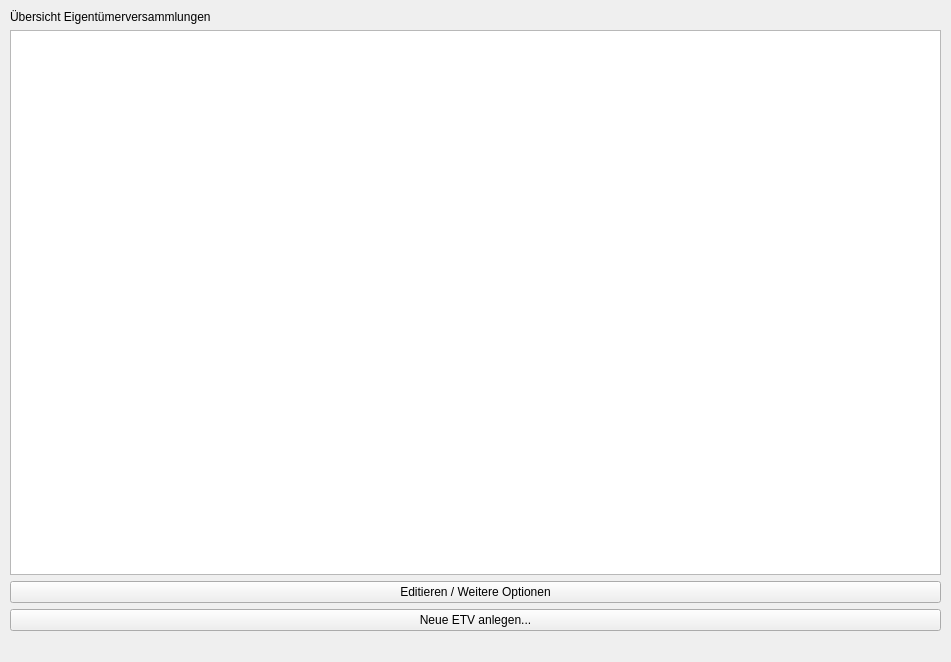
Above: propertymainview.ui from ealkenbrecher/ETVManager before the change. Below: the same form after it.
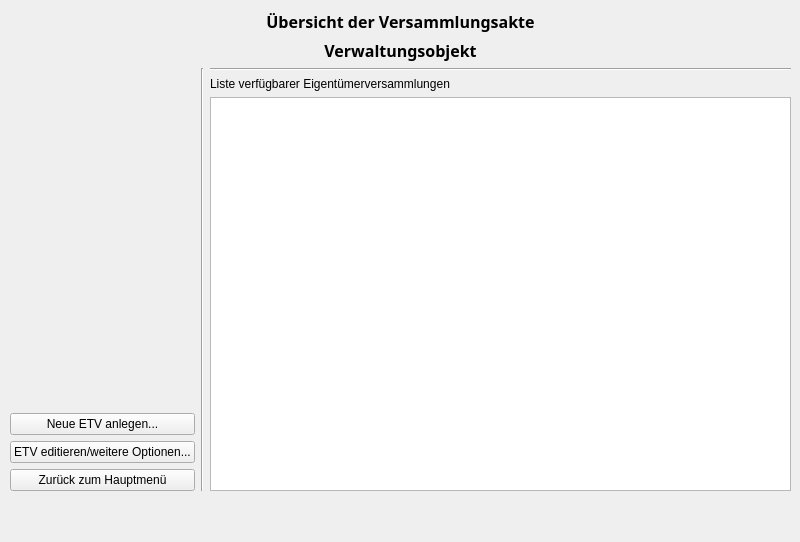
That is the form after the change.

Commit message: refactoring/cleanup and design changes: - agendadialog instead of agendatab - new: agendaoptionsdialog - new: class agendawizard - new: mainwindow - new: propertyMainView - new: protocolgeneratormaindlg - new: child class qsqlquerymodelprotocolgeneratorview

The edit to the form file:
```diff
--- a/propertymainview.ui
+++ b/propertymainview.ui
@@ -6,52 +6,162 @@
    <rect>
     <x>0</x>
     <y>0</y>
-    <width>951</width>
-    <height>662</height>
+    <width>800</width>
+    <height>542</height>
    </rect>
   </property>
   <property name="sizePolicy">
-   <sizepolicy hsizetype="Preferred" vsizetype="Expanding">
+   <sizepolicy hsizetype="Expanding" vsizetype="Expanding">
     <horstretch>0</horstretch>
     <verstretch>0</verstretch>
    </sizepolicy>
   </property>
   <property name="windowTitle">
-   <string>Form</string>
+   <string>Eigentümerversammlungen</string>
+  </property>
+  <property name="autoFillBackground">
+   <bool>true</bool>
   </property>
   <widget class="QWidget" name="gridLayoutWidget">
    <property name="geometry">
     <rect>
      <x>10</x>
      <y>10</y>
-     <width>931</width>
-     <height>621</height>
+     <width>781</width>
+     <height>481</height>
     </rect>
    </property>
    <layout class="QGridLayout" name="gridLayout">
-    <item row="3" column="0">
+    <property name="sizeConstraint">
+     <enum>QLayout::SetDefaultConstraint</enum>
+    </property>
+    <item row="1" column="0" colspan="3">
+     <widget class="QLabel" name="label">
+      <property name="sizePolicy">
+       <sizepolicy hsizetype="Minimum" vsizetype="Minimum">
+        <horstretch>0</horstretch>
+        <verstretch>0</verstretch>
+       </sizepolicy>
+      </property>
+      <property name="font">
+       <font>
+        <family>Century Gothic</family>
+        <pointsize>12</pointsize>
+        <weight>75</weight>
+        <bold>true</bold>
+       </font>
+      </property>
+      <property name="text">
+       <string>Verwaltungsobjekt</string>
+      </property>
+      <property name="alignment">
+       <set>Qt::AlignCenter</set>
+      </property>
+     </widget>
+    </item>
+    <item row="4" column="2" rowspan="4">
+     <widget class="QTreeView" name="treeView">
+      <property name="sizePolicy">
+       <sizepolicy hsizetype="Expanding" vsizetype="Expanding">
+        <horstretch>0</horstretch>
+        <verstretch>0</verstretch>
+       </sizepolicy>
+      </property>
+      <property name="font">
+       <font>
+        <family>Century Gothic</family>
+        <pointsize>10</pointsize>
+       </font>
+      </property>
+      <property name="autoFillBackground">
+       <bool>true</bool>
+      </property>
+      <property name="styleSheet">
+       <string notr="true">font: 10pt &quot;Century Gothic&quot;;</string>
+      </property>
+      <property name="sortingEnabled">
+       <bool>true</bool>
+      </property>
+     </widget>
+    </item>
+    <item row="0" column="0" colspan="3">
+     <widget class="QLabel" name="label_2">
+      <property name="sizePolicy">
+       <sizepolicy hsizetype="Minimum" vsizetype="Minimum">
+        <horstretch>0</horstretch>
+        <verstretch>0</verstretch>
+       </sizepolicy>
+      </property>
+      <property name="font">
+       <font>
+        <family>Century Gothic</family>
+        <pointsize>12</pointsize>
+        <weight>75</weight>
+        <bold>true</bold>
+       </font>
+      </property>
+      <property name="text">
+       <string>Übersicht der Versammlungsakte</string>
+      </property>
+      <property name="alignment">
+       <set>Qt::AlignCenter</set>
+      </property>
+     </widget>
+    </item>
+    <item row="5" column="0">
      <widget class="QPushButton" name="newAgendaButton">
       <property name="text">
        <string>Neue ETV anlegen...</string>
       </property>
      </widget>
     </item>
-    <item row="0" column="0">
-     <widget class="QLabel" name="label">
-      <property name="text">
-       <string>Übersicht Eigentümerversammlungen</string>
-      </property>
-     </widget>
-    </item>
-    <item row="2" column="0">
+    <item row="6" column="0">
      <widget class="QPushButton" name="editButton">
       <property name="text">
-       <string>Editieren / Weitere Optionen</string>
+       <string>ETV editieren/weitere Optionen...</string>
       </property>
      </widget>
     </item>
-    <item row="1" column="0">
-     <widget class="QTreeView" name="treeView"/>
+    <item row="7" column="0">
+     <widget class="QPushButton" name="exitButton">
+      <property name="text">
+       <string>Zurück zum Hauptmenü</string>
+      </property>
+     </widget>
+    </item>
+    <item row="4" column="0">
+     <spacer name="verticalSpacer">
+      <property name="orientation">
+       <enum>Qt::Vertical</enum>
+      </property>
+      <property name="sizeHint" stdset="0">
+       <size>
+        <width>20</width>
+        <height>40</height>
+       </size>
+      </property>
+     </spacer>
+    </item>
+    <item row="3" column="2">
+     <widget class="QLabel" name="label_4">
+      <property name="text">
+       <string>Liste verfügbarer Eigentümerversammlungen</string>
+      </property>
+     </widget>
+    </item>
+    <item row="2" column="1" rowspan="6">
+     <widget class="Line" name="line">
+      <property name="orientation">
+       <enum>Qt::Vertical</enum>
+      </property>
+     </widget>
+    </item>
+    <item row="2" column="2">
+     <widget class="Line" name="line_2">
+      <property name="orientation">
+       <enum>Qt::Horizontal</enum>
+      </property>
+     </widget>
     </item>
    </layout>
   </widget>
```
The commit also changes 80 other files.
